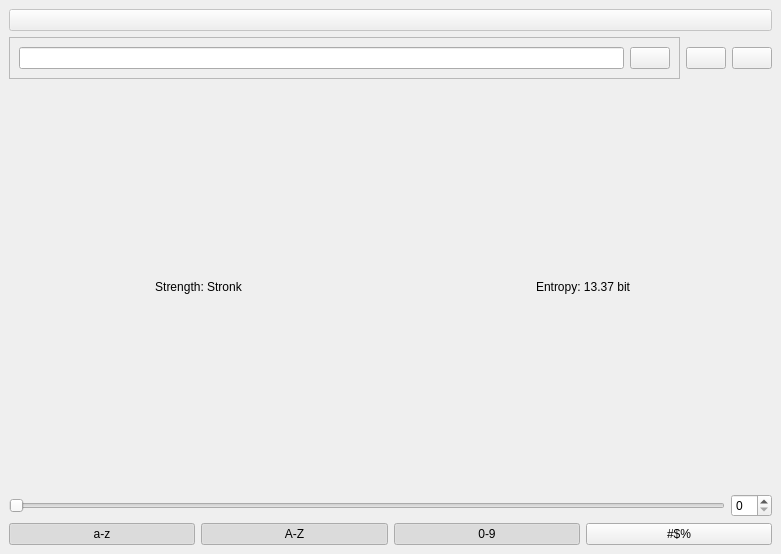
Before: the Qt Designer form ui/main.ui in pareterop/Password-Generator, drawn with Qt 5.
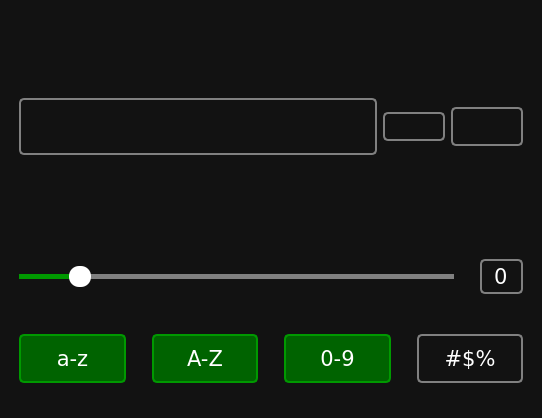
After: the same form once the commit is applied. Icons and pictures are not drawn.

Commit message: Завершение создания интерфейса

Diff of the .ui file:
```diff
--- a/ui/main.ui
+++ b/ui/main.ui
@@ -6,12 +6,46 @@
    <rect>
     <x>0</x>
     <y>0</y>
-    <width>781</width>
-    <height>554</height>
+    <width>542</width>
+    <height>418</height>
    </rect>
   </property>
   <property name="windowTitle">
-   <string>MainWindow</string>
+   <string>Password Generator</string>
+  </property>
+  <property name="windowIcon">
+   <iconset resource="resources.qrc">
+    <normaloff>:/icons/icons/app_icon.ico</normaloff>:/icons/icons/app_icon.ico</iconset>
+  </property>
+  <property name="styleSheet">
+   <string notr="true">QWidget {
+    background-color: #121212;
+    color: white;
+    font-family: Verdana;
+    font-size: 16pt;
+    margin: 10px;
+}
+QPushButton {
+    border: 2px solid gray;
+    border-radius: 5px;
+}
+QPushButton#btn_lower,
+#btn_upper,
+#btn_digits,
+#btn_special {
+    padding: 10px;
+}
+QPushButton:hover {
+    border-color: #090;
+}
+QPushButton:pressed {
+    border: 4px solid #090;
+    border-radius: 5px;
+}
+QPushButton:checked {
+    background-color: #006300;
+    border-color: #090;
+}</string>
   </property>
   <widget class="QWidget" name="centralwidget">
    <layout class="QVBoxLayout" name="verticalLayout">
@@ -20,15 +54,46 @@
       <property name="enabled">
        <bool>false</bool>
       </property>
+      <property name="styleSheet">
+       <string notr="true">border: none;</string>
+      </property>
       <property name="text">
        <string/>
       </property>
+      <property name="icon">
+       <iconset>
+        <disabledon>:/icons/icons/lock.svg</disabledon>
+       </iconset>
+      </property>
+      <property name="iconSize">
+       <size>
+        <width>100</width>
+        <height>100</height>
+       </size>
+      </property>
      </widget>
     </item>
     <item>
      <layout class="QHBoxLayout" name="horizontalLayout">
       <item>
        <widget class="QFrame" name="frame">
+        <property name="sizePolicy">
+         <sizepolicy hsizetype="Preferred" vsizetype="Maximum">
+          <horstretch>0</horstretch>
+          <verstretch>0</verstretch>
+         </sizepolicy>
+        </property>
+        <property name="styleSheet">
+         <string notr="true">QFrame {
+    border: 2px solid gray;
+    border-radius: 5px;
+    margin-right: 0;
+}
+
+QFrame:hover {
+    border-color: #090;
+}</string>
+        </property>
         <property name="frameShape">
          <enum>QFrame::StyledPanel</enum>
         </property>
@@ -37,29 +102,95 @@
         </property>
         <layout class="QHBoxLayout" name="horizontalLayout_2">
          <item>
-          <widget class="QLineEdit" name="line_password"/>
+          <widget class="QLineEdit" name="line_password">
+           <property name="styleSheet">
+            <string notr="true">QLineEdit {
+    border: none;
+    margin: 0;
+    font-size: 20pt;
+}</string>
+           </property>
+          </widget>
          </item>
          <item>
           <widget class="QPushButton" name="btn_visibility">
+           <property name="styleSheet">
+            <string notr="true">QPushButton {
+    border: none;
+    margin: 0;
+    background-color: transparent;
+}</string>
+           </property>
            <property name="text">
             <string/>
            </property>
+           <property name="icon">
+            <iconset resource="resources.qrc">
+             <normaloff>:/icons/icons/invisible.svg</normaloff>
+             <normalon>:/icons/icons/visible.svg</normalon>:/icons/icons/invisible.svg</iconset>
+           </property>
+           <property name="iconSize">
+            <size>
+             <width>30</width>
+             <height>30</height>
+            </size>
+           </property>
+           <property name="checkable">
+            <bool>true</bool>
+           </property>
+           <property name="checked">
+            <bool>true</bool>
+           </property>
           </widget>
          </item>
         </layout>
        </widget>
       </item>
-      <item>
-       <widget class="QPushButton" name="btn_copy">
-        <property name="text">
-         <string/>
-        </property>
-       </widget>
-      </item>
       <item>
        <widget class="QPushButton" name="btn_refresh">
+        <property name="styleSheet">
+         <string notr="true">QPushButton {
+    margin-right: 0;
+    margin-left: 0;
+}</string>
+        </property>
         <property name="text">
          <string/>
+        </property>
+        <property name="icon">
+         <iconset>
+          <normalon>:/icons/icons/refresh.svg</normalon>
+         </iconset>
+        </property>
+        <property name="iconSize">
+         <size>
+          <width>52</width>
+          <height>52</height>
+         </size>
+        </property>
+       </widget>
+      </item>
+      <item>
+       <widget class="QPushButton" name="btn_copy">
+        <property name="styleSheet">
+         <string notr="true">QPushButton {
+    padding: 5px;
+    margin-left: 0;
+}</string>
+        </property>
+        <property name="text">
+         <string/>
+        </property>
+        <property name="icon">
+         <iconset>
+          <normalon>:/icons/icons/copy.svg</normalon>
+         </iconset>
+        </property>
+        <property name="iconSize">
+         <size>
+          <width>42</width>
+          <height>42</height>
+         </size>
         </property>
        </widget>
       </item>
@@ -69,8 +200,14 @@
      <layout class="QHBoxLayout" name="horizontalLayout_3">
       <item>
        <widget class="QLabel" name="label_strength">
+        <property name="sizePolicy">
+         <sizepolicy hsizetype="Preferred" vsizetype="Maximum">
+          <horstretch>0</horstretch>
+          <verstretch>0</verstretch>
+         </sizepolicy>
+        </property>
         <property name="text">
-         <string>Strength: Stronk</string>
+         <string/>
         </property>
         <property name="alignment">
          <set>Qt::AlignCenter</set>
@@ -79,8 +216,14 @@
       </item>
       <item>
        <widget class="QLabel" name="label_entropy">
+        <property name="sizePolicy">
+         <sizepolicy hsizetype="Preferred" vsizetype="Maximum">
+          <horstretch>0</horstretch>
+          <verstretch>0</verstretch>
+         </sizepolicy>
+        </property>
         <property name="text">
-         <string>Entropy: 13.37 bit</string>
+         <string/>
         </property>
         <property name="alignment">
          <set>Qt::AlignCenter</set>
@@ -93,13 +236,57 @@
      <layout class="QHBoxLayout" name="layout_length">
       <item>
        <widget class="QSlider" name="slider_length">
+        <property name="styleSheet">
+         <string notr="true">QSlider::groove:horizontal {
+    background-color: transparent;
+    height: 5px;
+}
+QSlider::sub-page:horizontal {
+    background-color: #090;
+}
+QSlider::add-page:horizontal {
+    background-color: gray;
+}
+QSlider::handle:horizontal {
+    background-color: white;
+    width: 22px;
+    border-radius: 10px;
+    margin-top: -8px;
+    margin-bottom: -8px;
+}</string>
+        </property>
+        <property name="maximum">
+         <number>100</number>
+        </property>
+        <property name="value">
+         <number>12</number>
+        </property>
         <property name="orientation">
          <enum>Qt::Horizontal</enum>
         </property>
        </widget>
       </item>
       <item>
-       <widget class="QSpinBox" name="spinbox_length"/>
+       <widget class="QSpinBox" name="spinbox_length">
+        <property name="styleSheet">
+         <string notr="true">QSpinBox {
+    border: 2px solid gray;
+    border-radius: 5px;
+    background: transparent;
+    padding: 2px;
+}
+
+QSpinBox:hover {
+    border-color: #009900;
+}</string>
+        </property>
+        <property name="alignment">
+         <set>Qt::AlignCenter</set>
+        </property>
+        <property name="buttonSymbols">
+         <enum>QAbstractSpinBox::NoButtons</enum>
+        </property>
+       </widget>
       </item>
      </layout>
     </item>
```
Left out of the diff: 7 changed lines with no effect on the pictures. The commit also changes 5 other files.
